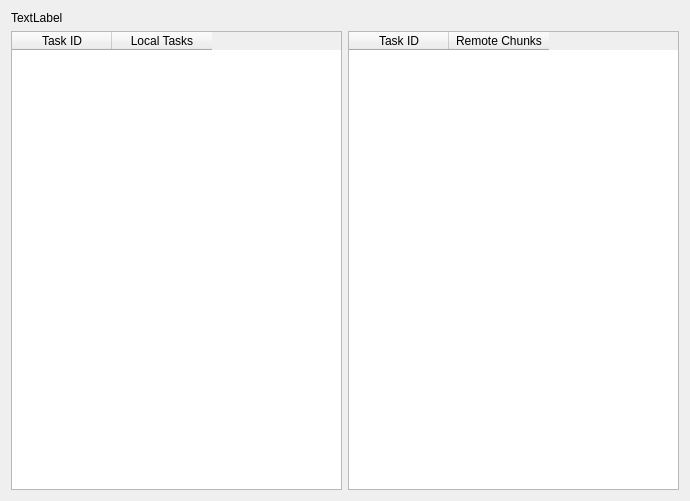
First picture: the form in poc/golemPy/src/ui/nodetasks.ui, repository golemfactory/clay, before the edit.
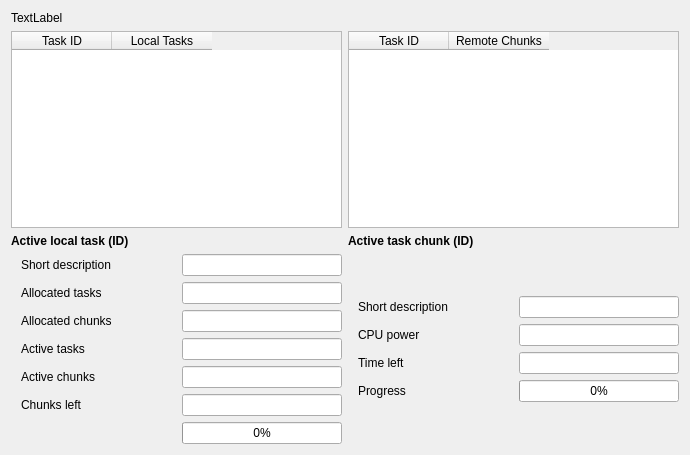
Second picture: the form after the edit.

Commit message: -działa.

What changed in the file:
```diff
--- a/poc/golemPy/src/ui/nodetasks.ui
+++ b/poc/golemPy/src/ui/nodetasks.ui
@@ -7,13 +7,20 @@
     <x>0</x>
     <y>0</y>
     <width>690</width>
-    <height>501</height>
+    <height>455</height>
    </rect>
   </property>
   <property name="windowTitle">
    <string>Form</string>
   </property>
-  <layout class="QGridLayout" name="gridLayout">
+  <layout class="QGridLayout" name="gridLayout_2">
+   <item row="0" column="0">
+    <widget class="QLabel" name="nodeUidLabel">
+     <property name="text">
+      <string>TextLabel</string>
+     </property>
+    </widget>
+   </item>
    <item row="1" column="0">
     <widget class="QTableWidget" name="tableLocalTasks">
      <column>
@@ -42,13 +49,330 @@
      </column>
     </widget>
    </item>
-   <item row="0" column="0" colspan="2">
-    <widget class="QLabel" name="nodeUidLabel">
+   <item row="2" column="0">
+    <widget class="QLabel" name="labelDetailedLocalTask">
+     <property name="font">
+      <font>
+       <weight>75</weight>
+       <bold>true</bold>
+      </font>
+     </property>
      <property name="text">
-      <string>TextLabel</string>
+      <string>Active local task (ID)</string>
      </property>
     </widget>
    </item>
+   <item row="2" column="1">
+    <widget class="QLabel" name="labelDetailedRemoteTask">
+     <property name="font">
+      <font>
+       <weight>75</weight>
+       <bold>true</bold>
+      </font>
+     </property>
+     <property name="text">
+      <string>Active task chunk (ID)</string>
+     </property>
+    </widget>
+   </item>
+   <item row="3" column="0">
+    <layout class="QGridLayout" name="gridLayout_3">
+     <property name="leftMargin">
+      <number>10</number>
+     </property>
+     <property name="topMargin">
+      <number>0</number>
+     </property>
+     <item row="1" column="1">
+      <widget class="QLineEdit" name="allocatedTasksInput">
+       <property name="sizePolicy">
+        <sizepolicy hsizetype="Preferred" vsizetype="Fixed">
+         <horstretch>0</horstretch>
+         <verstretch>0</verstretch>
+        </sizepolicy>
+       </property>
+       <property name="alignment">
+        <set>Qt::AlignRight|Qt::AlignTrailing|Qt::AlignVCenter</set>
+       </property>
+       <property name="readOnly">
+        <bool>true</bool>
+       </property>
+      </widget>
+     </item>
+     <item row="1" column="0">
+      <widget class="QLabel" name="label_12">
+       <property name="sizePolicy">
+        <sizepolicy hsizetype="Preferred" vsizetype="Preferred">
+         <horstretch>0</horstretch>
+         <verstretch>0</verstretch>
+        </sizepolicy>
+       </property>
+       <property name="text">
+        <string>Allocated tasks</string>
+       </property>
+      </widget>
+     </item>
+     <item row="6" column="1">
+      <widget class="QProgressBar" name="localTaskProgressBar">
+       <property name="sizePolicy">
+        <sizepolicy hsizetype="Preferred" vsizetype="Fixed">
+         <horstretch>0</horstretch>
+         <verstretch>0</verstretch>
+        </sizepolicy>
+       </property>
+       <property name="minimumSize">
+        <size>
+         <width>160</width>
+         <height>0</height>
+        </size>
+       </property>
+       <property name="value">
+        <number>0</number>
+       </property>
+      </widget>
+     </item>
+     <item row="2" column="0">
+      <widget class="QLabel" name="label_13">
+       <property name="text">
+        <string>Allocated chunks</string>
+       </property>
+      </widget>
+     </item>
+     <item row="3" column="0">
+      <widget class="QLabel" name="label_14">
+       <property name="text">
+        <string>Active tasks</string>
+       </property>
+      </widget>
+     </item>
+     <item row="4" column="0">
+      <widget class="QLabel" name="label_15">
+       <property name="text">
+        <string>Active chunks</string>
+       </property>
+      </widget>
+     </item>
+     <item row="5" column="0">
+      <widget class="QLabel" name="label_16">
+       <property name="text">
+        <string>Chunks left</string>
+       </property>
+      </widget>
+     </item>
+     <item row="2" column="1">
+      <widget class="QLineEdit" name="allocatedChunksInput">
+       <property name="sizePolicy">
+        <sizepolicy hsizetype="Preferred" vsizetype="Fixed">
+         <horstretch>0</horstretch>
+         <verstretch>0</verstretch>
+        </sizepolicy>
+       </property>
+       <property name="alignment">
+        <set>Qt::AlignRight|Qt::AlignTrailing|Qt::AlignVCenter</set>
+       </property>
+       <property name="readOnly">
+        <bool>true</bool>
+       </property>
+      </widget>
+     </item>
+     <item row="3" column="1">
+      <widget class="QLineEdit" name="activeTasksInput">
+       <property name="sizePolicy">
+        <sizepolicy hsizetype="Preferred" vsizetype="Fixed">
+         <horstretch>0</horstretch>
+         <verstretch>0</verstretch>
+        </sizepolicy>
+       </property>
+       <property name="alignment">
+        <set>Qt::AlignRight|Qt::AlignTrailing|Qt::AlignVCenter</set>
+       </property>
+       <property name="readOnly">
+        <bool>true</bool>
+       </property>
+      </widget>
+     </item>
+     <item row="4" column="1">
+      <widget class="QLineEdit" name="activeChunksInput">
+       <property name="sizePolicy">
+        <sizepolicy hsizetype="Preferred" vsizetype="Fixed">
+         <horstretch>0</horstretch>
+         <verstretch>0</verstretch>
+        </sizepolicy>
+       </property>
+       <property name="alignment">
+        <set>Qt::AlignRight|Qt::AlignTrailing|Qt::AlignVCenter</set>
+       </property>
+       <property name="readOnly">
+        <bool>true</bool>
+       </property>
+      </widget>
+     </item>
+     <item row="5" column="1">
+      <widget class="QLineEdit" name="chunksLeftInput">
+       <property name="sizePolicy">
+        <sizepolicy hsizetype="Preferred" vsizetype="Fixed">
+         <horstretch>0</horstretch>
+         <verstretch>0</verstretch>
+        </sizepolicy>
+       </property>
+       <property name="alignment">
+        <set>Qt::AlignRight|Qt::AlignTrailing|Qt::AlignVCenter</set>
+       </property>
+       <property name="readOnly">
+        <bool>true</bool>
+       </property>
+      </widget>
+     </item>
+     <item row="0" column="0">
+      <widget class="QLabel" name="label_17">
+       <property name="text">
+        <string>Short description</string>
+       </property>
+      </widget>
+     </item>
+     <item row="0" column="1">
+      <widget class="QLineEdit" name="locTaskShortDescrInput">
+       <property name="sizePolicy">
+        <sizepolicy hsizetype="Preferred" vsizetype="Fixed">
+         <horstretch>0</horstretch>
+         <verstretch>0</verstretch>
+        </sizepolicy>
+       </property>
+       <property name="font">
+        <font>
+         <pointsize>7</pointsize>
+        </font>
+       </property>
+      </widget>
+     </item>
+    </layout>
+   </item>
+   <item row="3" column="1">
+    <layout class="QVBoxLayout" name="verticalLayout_4">
+     <property name="leftMargin">
+      <number>10</number>
+     </property>
+     <item>
+      <layout class="QGridLayout" name="gridLayout">
+       <item row="2" column="0">
+        <widget class="QLabel" name="label_4">
+         <property name="sizePolicy">
+          <sizepolicy hsizetype="Preferred" vsizetype="Preferred">
+           <horstretch>0</horstretch>
+           <verstretch>0</verstretch>
+          </sizepolicy>
+         </property>
+         <property name="text">
+          <string>Time left</string>
+         </property>
+        </widget>
+       </item>
+       <item row="2" column="1">
+        <widget class="QLineEdit" name="timeLeftInput">
+         <property name="sizePolicy">
+          <sizepolicy hsizetype="Preferred" vsizetype="Fixed">
+           <horstretch>0</horstretch>
+           <verstretch>0</verstretch>
+          </sizepolicy>
+         </property>
+         <property name="text">
+          <string/>
+         </property>
+         <property name="alignment">
+          <set>Qt::AlignRight|Qt::AlignTrailing|Qt::AlignVCenter</set>
+         </property>
+         <property name="readOnly">
+          <bool>true</bool>
+         </property>
+        </widget>
+       </item>
+       <item row="1" column="0">
+        <widget class="QLabel" name="label_2">
+         <property name="sizePolicy">
+          <sizepolicy hsizetype="Preferred" vsizetype="Preferred">
+           <horstretch>0</horstretch>
+           <verstretch>0</verstretch>
+          </sizepolicy>
+         </property>
+         <property name="text">
+          <string>CPU power</string>
+         </property>
+        </widget>
+       </item>
+       <item row="1" column="1">
+        <widget class="QLineEdit" name="cpuPowerInput">
+         <property name="sizePolicy">
+          <sizepolicy hsizetype="Preferred" vsizetype="Fixed">
+           <horstretch>0</horstretch>
+           <verstretch>0</verstretch>
+          </sizepolicy>
+         </property>
+         <property name="text">
+          <string/>
+         </property>
+         <property name="alignment">
+          <set>Qt::AlignRight|Qt::AlignTrailing|Qt::AlignVCenter</set>
+         </property>
+         <property name="readOnly">
+          <bool>true</bool>
+         </property>
+        </widget>
+       </item>
+       <item row="3" column="0">
+        <widget class="QLabel" name="label_3">
+         <property name="text">
+          <string>Progress</string>
+         </property>
+        </widget>
+       </item>
+       <item row="3" column="1">
+        <widget class="QProgressBar" name="activeChunkProgressBar">
+         <property name="sizePolicy">
+          <sizepolicy hsizetype="Preferred" vsizetype="Fixed">
+           <horstretch>0</horstretch>
+           <verstretch>0</verstretch>
+          </sizepolicy>
+         </property>
+         <property name="minimumSize">
+          <size>
+           <width>160</width>
+           <height>0</height>
+          </size>
+         </property>
+         <property name="value">
+          <number>0</number>
+         </property>
+        </widget>
+       </item>
+       <item row="0" column="0">
+        <widget class="QLabel" name="label_11">
+         <property name="text">
+          <string>Short description</string>
+         </property>
+        </widget>
+       </item>
+       <item row="0" column="1">
+        <widget class="QLineEdit" name="chunkShortDescrInput">
+         <property name="sizePolicy">
+          <sizepolicy hsizetype="Preferred" vsizetype="Fixed">
+           <horstretch>0</horstretch>
+           <verstretch>0</verstretch>
+          </sizepolicy>
+         </property>
+         <property name="font">
+          <font>
+           <pointsize>7</pointsize>
+          </font>
+         </property>
+         <property name="readOnly">
+          <bool>true</bool>
+         </property>
+        </widget>
+       </item>
+      </layout>
+     </item>
+    </layout>
+   </item>
   </layout>
  </widget>
  <resources/>
```
Left out of the diff: 12 changed lines with no effect on the pictures. The commit also changes 2 other files.
